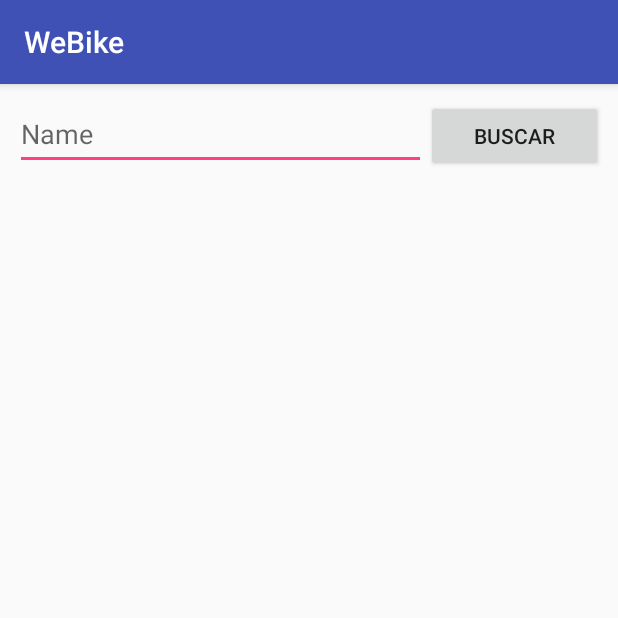
After one commit to PUJCompMovL1730/WeBike, an Android app: the SearchUserActivity screen opened directly, with no data from a screen before it, on a phone screen of 412 x 824 dp, the top half of it. The commit adds this screen. Run offline under Robolectric (Android 15) with nearby library versions, the phone set to English and light mode, and no system bars; our stand-ins replace Firebase (no records; nobody signed in at launch, a user with empty details on screens opened directly).

Commit message:
Added search user

```diff
--- a/WeBike/app/build.gradle
+++ b/WeBike/app/build.gradle
@@ -34,4 +34,5 @@ dependencies {
 
 
 
+
 apply plugin: 'com.google.gms.google-services'
--- a/WeBike/app/src/main/AndroidManifest.xml
+++ b/WeBike/app/src/main/AndroidManifest.xml
@@ -17,7 +17,8 @@
             </intent-filter>
         </activity>
         <activity android:name=".RegisterActivity" />
-        <activity android:name=".HomeActivity"></activity>
+        <activity android:name=".HomeActivity" />
+        <activity android:name=".SearchUserActivity"></activity>
     </application>
 
 </manifest>
--- /dev/null
+++ b/WeBike/app/src/main/java/webike/webike/SearchUserActivity.java
@@ -0,0 +1,76 @@
+package webike.webike;
+
+import android.support.v7.app.AppCompatActivity;
+import android.os.Bundle;
+import android.util.Log;
+import android.view.View;
+import android.widget.ArrayAdapter;
+import android.widget.Button;
+import android.widget.EditText;
+import android.widget.ListView;
+
+import com.google.firebase.database.DataSnapshot;
+import com.google.firebase.database.DatabaseError;
+import com.google.firebase.database.DatabaseReference;
+import com.google.firebase.database.FirebaseDatabase;
+import com.google.firebase.database.Query;
+import com.google.firebase.database.ValueEventListener;
+
+import java.util.ArrayList;
+import java.util.HashMap;
+import java.util.List;
+import java.util.Map;
+import java.util.Objects;
+
+import logic.User;
+import utils.FData;
+
+public class SearchUserActivity extends AppCompatActivity {
+
+    private EditText searchEditText;
+    private Button searchButton;
+    private ListView resultList;
+    private String search_name;
+    private ArrayList<User> results;
+
+    private FirebaseDatabase mDatabase;
+    @Override
+    protected void onCreate(Bundle savedInstanceState) {
+        super.onCreate(savedInstanceState);
+        setContentView(R.layout.activity_search_user);
+
+        searchEditText = (EditText) findViewById(R.id.searchText_editText);
+        searchButton = (Button) findViewById(R.id.searchUser_button);
+        resultList = (ListView) findViewById(R.id.search_list);
+
+        mDatabase = FirebaseDatabase.getInstance();
+        results = new ArrayList<>();
+
+
+        searchButton.setOnClickListener(new View.OnClickListener() {
+            @Override
+            public void onClick(View view) {
+                search_name = searchEditText.getText().toString();
+                searchUser();
+            }
+        });
+    }
+
+    public void searchUser(){
+        List<User> users = getUsers();
+        ArrayList<Integer> trash = new ArrayList<>();
+        for ( int i = 0 ; i < users.size() ; i++ ){
+            if( !users.get(i).getFirstName().contains(search_name) && !users.get(i).getLastName().contains(search_name) ){
+                trash.add(i);
+            }
+        }
+        for ( int i = trash.size() - 1 ; i >= 0 ; i--){
+            users.remove(trash.get(i));
+        }
+
+    }
+
+    public ArrayList<User> getUsers(){
+        return new ArrayList<User>();
+    }
+}
--- /dev/null
+++ b/WeBike/app/src/main/res/layout/activity_search_user.xml
@@ -0,0 +1,43 @@
+<?xml version="1.0" encoding="utf-8"?>
+<LinearLayout xmlns:android="http://schemas.android.com/apk/res/android"
+    android:layout_width="match_parent"
+    android:layout_height="match_parent"
+    android:orientation="vertical"
+    android:padding="10dp">
+
+
+    <LinearLayout
+        android:layout_width="match_parent"
+        android:layout_height="0dp"
+        android:layout_weight="0.1">
+        <EditText
+            android:id="@+id/searchText_editText"
+            android:layout_width="230dp"
+            android:layout_height="47dp"
+            android:inputType="textPersonName"
+            android:hint="Name"
+            android:layout_weight="0.6"/>
+        <Button
+            android:id="@+id/searchUser_button"
+            android:layout_width="wrap_content"
+            android:layout_height="wrap_content"
+            android:text="Buscar"
+            android:layout_weight="0.4"
+            />
+    </LinearLayout>
+
+
+    <LinearLayout
+        android:layout_width="match_parent"
+        android:layout_height="0dp"
+        android:orientation="vertical"
+        android:layout_weight="0.9"
+        >
+        <ListView
+            android:id="@+id/search_list"
+            android:layout_width="match_parent"
+            android:layout_height="match_parent">
+        </ListView>
+    </LinearLayout>
+
+</LinearLayout>
--- a/WeBike/app/src/main/res/menu/home_menu.xml
+++ b/WeBike/app/src/main/res/menu/home_menu.xml
@@ -6,4 +6,10 @@
     <item
         android:id="@+id/logout_menuItem"
         android:title="@string/home_menu_logout_text"/>
+    <item
+        android:id="@+id/send_msg_test"
+        android:title="@string/test_msg"/>
+    <item
+        android:id="@+id/search_user_test"
+        android:title="@string/test_search"/>
 </menu>
--- a/WeBike/app/src/main/res/values/strings.xml
+++ b/WeBike/app/src/main/res/values/strings.xml
@@ -22,6 +22,9 @@
     <string name="error_invalid_age">La edad debe ser un numero valido</string>
     <string name="error_empty_field">El campo no debe estar vacio</string>
 
+    <string name="test_msg">Enviar Test</string>
+    <string name="test_search">Buscar Usuario</string>
+
     <string-array name="genders_array">
         <item>Masculino</item>
         <item>Femenino</item>
```
Also changed, not shown: WeBike/app/src/main/java/logic/Message.java (+37 -0 lines), WeBike/app/src/main/java/logic/User.java (+24 -5 lines), WeBike/app/src/main/java/utils/FData.java (+17 -2 lines), WeBike/app/src/main/java/webike/webike/HomeActivity.java (+12 -0 lines), WeBike/app/src/main/java/webike/webike/UserArrayAdapter.java (added, +44 -0 lines), WeBike/app/src/main/res/layout/user_list_item.xml (added, +9 -0 lines).
